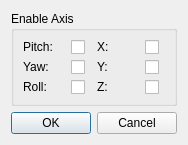
Above: ftnoir_tracker_hydra/ftnoir_hydra_clientcontrols.ui from opentrack/opentrack before the change. Below: the same form after it.
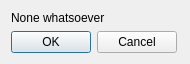
That is the form after the change. Icons and pictures are not drawn.

Diff of the .ui file:
```diff
--- a/ftnoir_tracker_hydra/ftnoir_hydra_clientcontrols.ui
+++ b/ftnoir_tracker_hydra/ftnoir_hydra_clientcontrols.ui
@@ -9,8 +9,8 @@
    <rect>
     <x>0</x>
     <y>0</y>
-    <width>172</width>
-    <height>145</height>
+    <width>190</width>
+    <height>62</height>
    </rect>
   </property>
   <property name="windowTitle">
@@ -26,167 +26,15 @@
   <property name="autoFillBackground">
    <bool>false</bool>
   </property>
-  <layout class="QVBoxLayout" name="verticalLayout">
-   <item>
-    <widget class="QGroupBox" name="groupBox_3">
-     <property name="minimumSize">
-      <size>
-       <width>0</width>
-       <height>85</height>
-      </size>
+  <layout class="QFormLayout" name="formLayout">
+   <item row="0" column="0">
+    <widget class="QLabel" name="label">
+     <property name="text">
+      <string>None whatsoever</string>
      </property>
-     <property name="title">
-      <string>Enable Axis</string>
-     </property>
-     <layout class="QGridLayout" name="gridLayout">
-      <item row="0" column="0">
-       <widget class="QLabel" name="label_61">
-        <property name="text">
-         <string>Pitch:</string>
-        </property>
-       </widget>
-      </item>
-      <item row="0" column="1">
-       <widget class="QCheckBox" name="chkEnablePitch">
-        <property name="maximumSize">
-         <size>
-          <width>20</width>
-          <height>16777215</height>
-         </size>
-        </property>
-        <property name="layoutDirection">
-         <enum>Qt::LeftToRight</enum>
-        </property>
-        <property name="styleSheet">
-         <string notr="true"/>
-        </property>
-        <property name="text">
-         <string/>
-        </property>
-       </widget>
-      </item>
-      <item row="0" column="2">
-       <widget class="QLabel" name="label_6">
-        <property name="text">
-         <string>X:</string>
-        </property>
-       </widget>
-      </item>
-      <item row="0" column="3">
-       <widget class="QCheckBox" name="chkEnableX">
-        <property name="maximumSize">
-         <size>
-          <width>20</width>
-          <height>16777215</height>
-         </size>
-        </property>
-        <property name="layoutDirection">
-         <enum>Qt::LeftToRight</enum>
-        </property>
-        <property name="styleSheet">
-         <string notr="true"/>
-        </property>
-        <property name="text">
-         <string/>
-        </property>
-       </widget>
-      </item>
-      <item row="1" column="0">
-       <widget class="QLabel" name="label_91">
-        <property name="text">
-         <string>Yaw:</string>
-        </property>
-       </widget>
-      </item>
-      <item row="1" column="1">
-       <widget class="QCheckBox" name="chkEnableYaw">
-        <property name="maximumSize">
-         <size>
-          <width>20</width>
-          <height>16777215</height>
-         </size>
-        </property>
-        <property name="layoutDirection">
-         <enum>Qt::LeftToRight</enum>
-        </property>
-        <property name="text">
-         <string/>
-        </property>
-       </widget>
-      </item>
-      <item row="1" column="2">
-       <widget class="QLabel" name="label_9">
-        <property name="text">
-         <string>Y:</string>
-        </property>
-       </widget>
-      </item>
-      <item row="1" column="3">
-       <widget class="QCheckBox" name="chkEnableY">
-        <property name="maximumSize">
-         <size>
-          <width>20</width>
-          <height>16777215</height>
-         </size>
-        </property>
-        <property name="layoutDirection">
-         <enum>Qt::LeftToRight</enum>
-        </property>
-        <property name="text">
-         <string/>
-        </property>
-       </widget>
-      </item>
-      <item row="2" column="0">
-       <widget class="QLabel" name="label_111">
-        <property name="text">
-         <string>Roll:</string>
-        </property>
-       </widget>
-      </item>
-      <item row="2" column="1">
-       <widget class="QCheckBox" name="chkEnableRoll">
-        <property name="maximumSize">
-         <size>
-          <width>20</width>
-          <height>16777215</height>
-         </size>
-        </property>
-        <property name="layoutDirection">
-         <enum>Qt::LeftToRight</enum>
-        </property>
-        <property name="text">
-         <string/>
-        </property>
-       </widget>
-      </item>
-      <item row="2" column="2">
-       <widget class="QLabel" name="label_11">
-        <property name="text">
-         <string>Z:</string>
-        </property>
-       </widget>
-      </item>
-      <item row="2" column="3">
-       <widget class="QCheckBox" name="chkEnableZ">
-        <property name="maximumSize">
-         <size>
-          <width>20</width>
-          <height>16777215</height>
-         </size>
-        </property>
-        <property name="layoutDirection">
-         <enum>Qt::LeftToRight</enum>
-        </property>
-        <property name="text">
-         <string/>
-        </property>
-       </widget>
-      </item>
-     </layout>
     </widget>
    </item>
-   <item>
+   <item row="1" column="0">
     <widget class="QDialogButtonBox" name="buttonBox">
      <property name="standardButtons">
       <set>QDialogButtonBox::Cancel|QDialogButtonBox::Ok</set>
```
